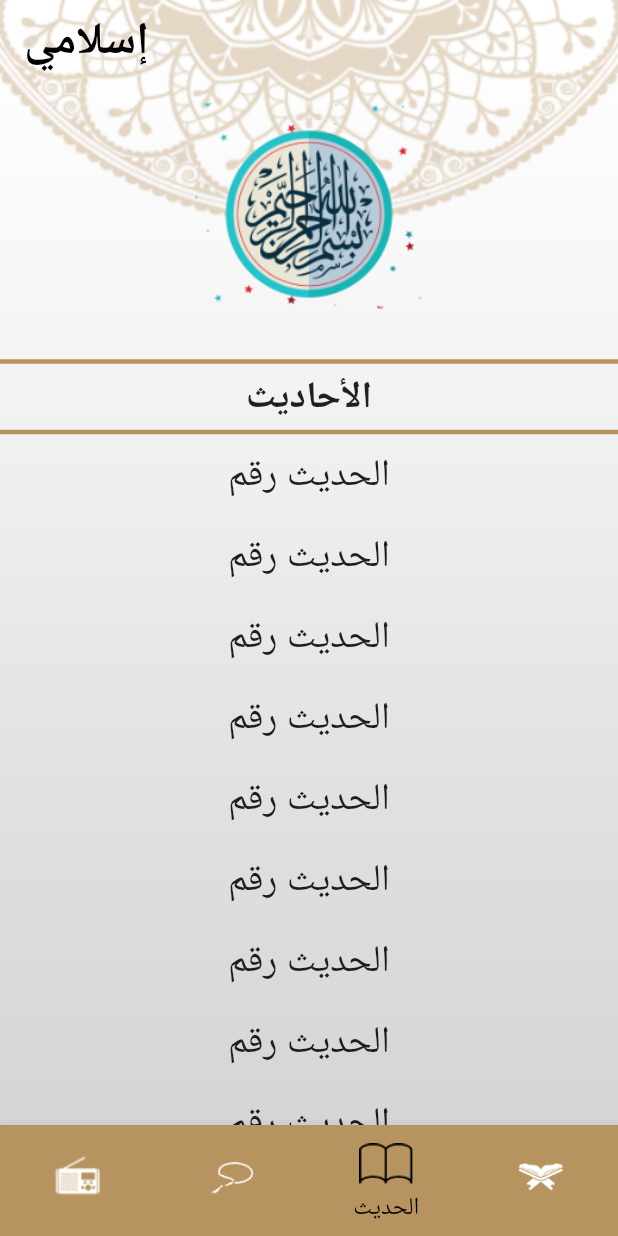
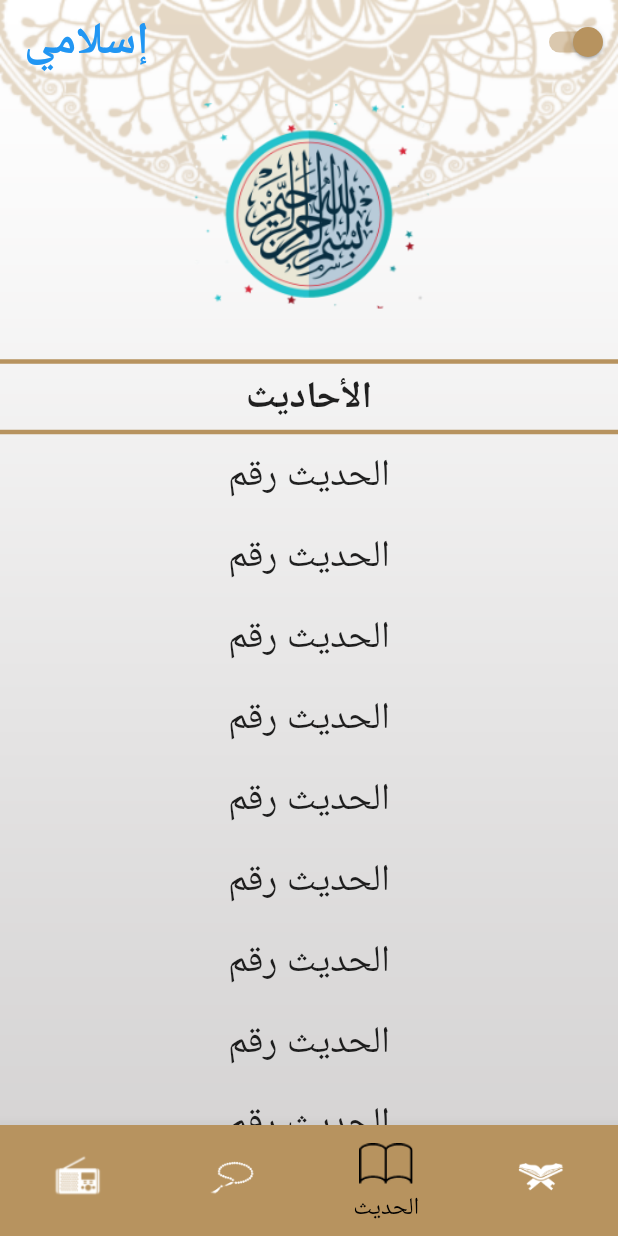
Before and after one commit to Flutter-Course-Cycle-4/Islami_app, a Flutter app: the screen it shows after launch, item 3 of the bottom bar chosen, on a phone screen of 412 x 824 dp. Run offline on Flutter 3.47's test engine with Material 2 defaults, Android fonts, the phone set to English and light mode, and no system bars; missing offline and left inert: arabic_numbers.

Commit message:
done screens

```diff
--- a/lib/main.dart
+++ b/lib/main.dart
@@ -5,21 +5,48 @@
 import 'screens/sora_details.dart';
 
 void main() {
-  runApp(const MyApp());
+  runApp(MyApp());
 }
 
-class MyApp extends StatelessWidget {
-  const MyApp({Key? key}) : super(key: key);
+class MyApp extends StatefulWidget {
+  @override
+  State<MyApp> createState() => _MyAppState();
+}
+
+class _MyAppState extends State<MyApp> {
+  bool isLight = true;
+
+  void toggleTheme() {
+    setState(() {
+      isLight = !isLight;
+    });
+  }
 
   @override
   Widget build(BuildContext context) {
     return MaterialApp(
+      themeMode: isLight ? ThemeMode.light : ThemeMode.dark,
       debugShowCheckedModeBanner: false,
       title: 'Islami App',
       theme: ThemeData(
-        primarySwatch: Colors.blue,
+        primaryColor: Color.fromRGBO(183, 147, 95, 1),
+        colorScheme: ColorScheme.fromSwatch().copyWith(
+          secondary: Colors.black,
+          secondaryVariant: Colors.black,
+          brightness: Brightness.light,
+          primaryVariant: Colors.white,
+        ),
       ),
-      home: HomeScreen(),
+      darkTheme: ThemeData(
+        primaryColor: Color.fromRGBO(20, 26, 46, 1),
+        colorScheme: ColorScheme.fromSwatch().copyWith(
+          secondary: Color.fromRGBO(250, 204, 29, 1),
+          secondaryVariant: Colors.white,
+          brightness: Brightness.dark,
+          primaryVariant: Color.fromRGBO(20, 26, 46, 1),
+        ),
+      ),
+      home: HomeScreen(toggleTheme),
       routes: {
         SoraDetails.routeName: (context) => SoraDetails(),
         HadethDetails.routeName: (context) => HadethDetails()
--- a/lib/models/hadeth_data.dart
+++ b/lib/models/hadeth_data.dart
@@ -2,16 +2,21 @@
 import 'package:flutter/services.dart';
 
 class HadethData {
-  static Future<List<String>> getTitles() async {
+  static Future<List<Map>> getAhadeth() async {
     List<String> ahadeth;
     ahadeth = (await rootBundle.loadString('assets/ahadeth/ahadeth.txt'))
         .trim()
         .split('#');
-    List<String> titles = [];
+    List<Map> ahadethMap = [];
     for (int i = 0; i < ahadeth.length; i++) {
-      if (ahadeth[i].length > 0)
-        titles.add('الحديث رقم ${ArabicNumbers().convert(i + 1)}');
+      if (ahadeth[i].length > 0) {
+        String text = (ahadeth[i].split('\n')..removeAt(0)).join(' ');
+        ahadethMap.add({
+          'title': 'الحديث رقم ${ArabicNumbers().convert(i + 1)}',
+          'text': text,
+        });
+      }
     }
-    return titles;
+    return ahadethMap;
   }
 }
--- a/lib/screens/home_screen.dart
+++ b/lib/screens/home_screen.dart
@@ -8,6 +8,10 @@
 import '../widgets/quran_screen_widgets/quran_screen.dart';
 
 class HomeScreen extends StatefulWidget {
+  Function toggleTheme;
+
+  HomeScreen(this.toggleTheme);
+
   @override
   State<HomeScreen> createState() => _HomeScreenState();
 }
@@ -23,43 +27,53 @@
   @override
   void initState() {
     super.initState();
-    currentScreenIndex = 0;
+    currentScreenIndex = 3;
   }
 
   @override
   Widget build(BuildContext context) {
+    bool isLight = Theme.of(context).brightness == Brightness.light;
     return Container(
       decoration: BoxDecoration(
         image: DecorationImage(
           fit: BoxFit.fill,
-          image: AssetImage('assets/images/bg3.png'),
+          image: AssetImage('assets/images/${isLight ? 'bg3' : 'bg_dark'}.png'),
         ),
       ),
       child: Scaffold(
         backgroundColor: Colors.transparent,
         appBar: AppBar(
           systemOverlayStyle: SystemUiOverlayStyle(
-            statusBarIconBrightness: Brightness.light,
+            statusBarIconBrightness: Theme.of(context).colorScheme.brightness,
           ),
           backgroundColor: Colors.transparent,
           elevation: 0,
           title: Text(
             'إسلامي',
             style: TextStyle(
-              color: Colors.black,
+              color: Theme.of(context).colorScheme.secondaryVariant,
               fontWeight: FontWeight.bold,
               fontSize: 30,
             ),
           ),
+          actions: [
+            Switch.adaptive(
+              value: isLight,
+              activeColor: Theme.of(context).primaryColor,
+              onChanged: (value) {
+                widget.toggleTheme();
+              },
+            ),
+          ],
         ),
         body: screens[currentScreenIndex],
         bottomNavigationBar: BottomNavigationBar(
           currentIndex: currentScreenIndex,
           type: BottomNavigationBarType.fixed,
-          backgroundColor: Color.fromRGBO(183, 147, 95, 1),
+          backgroundColor: Theme.of(context).primaryColor,
           showUnselectedLabels: false,
           unselectedItemColor: Colors.white,
-          selectedItemColor: Colors.black,
+          selectedItemColor: Theme.of(context).colorScheme.secondary,
           iconSize: 36,
           selectedLabelStyle: TextStyle(
             fontSize: 16,
--- a/lib/widgets/hadeth_screen_widgets/hadeth_screen.dart
+++ b/lib/widgets/hadeth_screen_widgets/hadeth_screen.dart
@@ -10,16 +10,16 @@
 }
 
 class _HadethScreenState extends State<HadethScreen> {
-  List<String>? titles;
+  List<Map>? ahadeth;
 
   void loadTitles() async {
-    titles = await HadethData.getTitles();
+    ahadeth = await HadethData.getAhadeth();
     setState(() {});
   }
 
   @override
   Widget build(BuildContext context) {
-    if (titles == null) {
+    if (ahadeth == null) {
       loadTitles();
     }
     return Column(
@@ -39,20 +39,24 @@
               children: [
                 HadethHeader(),
                 Expanded(
-                  child: (titles == null)
+                  child: (ahadeth == null)
                       ? CircularProgressIndicator.adaptive()
                       : ListView.builder(
-                          itemCount: titles!.length,
+                          itemCount: ahadeth!.length,
                           itemBuilder: (context, index) {
                             return InkWell(
                               onTap: () {
-                                Navigator.of(context)
-                                    .pushNamed(HadethDetails.routeName);
+                                Navigator.of(context).pushNamed(
+                                    HadethDetails.routeName,
+                                    arguments: {
+                                      'title': ahadeth![index]['title'],
+                                      'text': ahadeth![index]['text'],
+                                    });
                               },
                               child: Container(
                                 margin: EdgeInsets.symmetric(vertical: 10),
                                 child: Text(
-                                  titles![index],
+                                  ahadeth![index]['title'],
                                   textAlign: TextAlign.center,
                                   style: TextStyle(fontSize: 25),
                                 ),
```
Also changed, not shown: lib/screens/hadeth_details.dart (+81 -3 lines), lib/screens/sora_details.dart (+12 -7 lines), assets/images/2.0x/bg_dark@2x.png (added), assets/images/3.0x/bg_dark@3x.png (added), assets/images/bg_dark.png (added).
